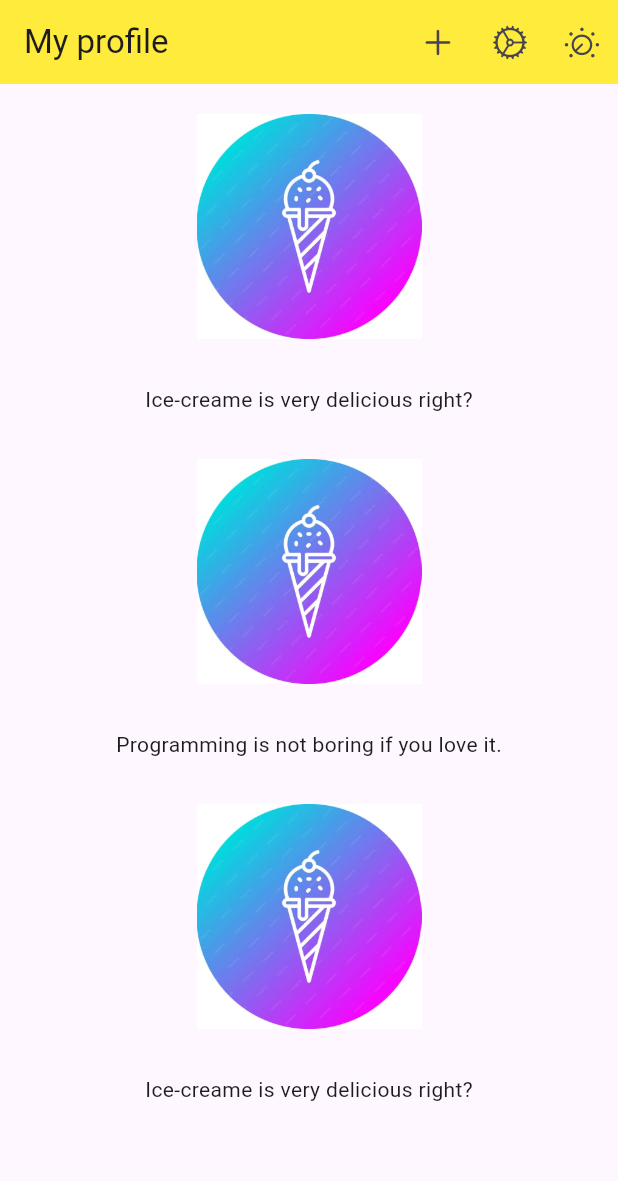
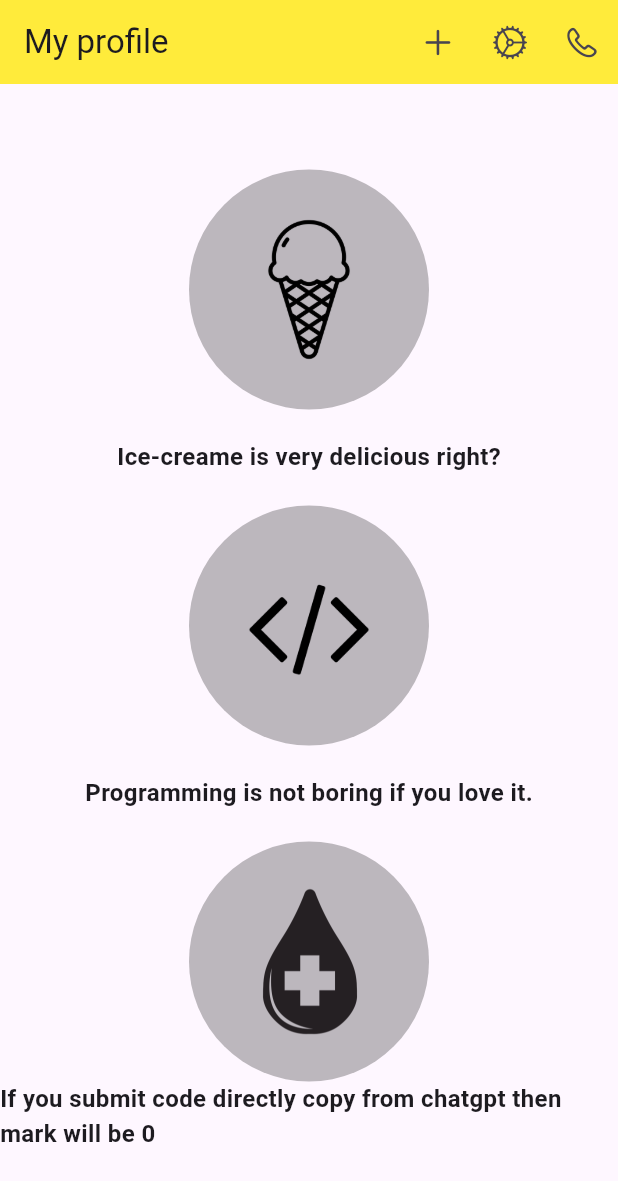
Before and after one commit to Nhrepon/Neuro-Shop-Flutter, a Flutter app: the screen it shows after launch, on a phone screen of 412 x 824 dp. Shown: the top 1181 px of the screen. Run offline on Flutter 3.47's test engine with Material 3 defaults, Android fonts, the phone set to English and light mode, and no system bars.

Commit message:
version: 1.0

```diff
--- a/lib/main.dart
+++ b/lib/main.dart
@@ -30,37 +30,41 @@ class Profile extends StatelessWidget {
         backgroundColor: Colors.yellow,
         actions: [
           IconButton(onPressed: ()=>{}, icon: Icon(CupertinoIcons.add)),
-          IconButton(onPressed: ()=>{}, icon: Icon(CupertinoIcons.settings)),
-          IconButton(onPressed: ()=>{}, icon: Icon(CupertinoIcons.dial)),
+          IconButton(onPressed: ()=>{}, icon: Icon(CupertinoIcons.settings_solid)),
+          IconButton(onPressed: ()=>{}, icon: Icon(CupertinoIcons.phone)),
         ],
       ),
       body: Center(
         child: Column(
+          mainAxisAlignment: MainAxisAlignment.center,
           children: [
-            Padding(
-              padding: EdgeInsets.symmetric(vertical: 20),
-              child: Image.asset('images/img1.jpg', width: 150,),
+            CircleAvatar(
+              backgroundColor: Colors.black26,
+              child: Image.asset('images/ice-cream.png', width: 100,),
+              radius: 80,
             ),
-            Padding(
-              padding: EdgeInsets.symmetric(vertical: 10),
-              child: Text('Ice-creame is very delicious right?'),
+            Text('Ice-creame is very delicious right?',
+              style: TextStyle(fontSize: 16,fontWeight: FontWeight.bold, height: 4)),
+
+
+
+            CircleAvatar(
+              backgroundColor: Colors.black26,
+              child: Image.asset('images/code.png', width: 100,),
+              radius: 80,
             ),
-            Padding(
-              padding: EdgeInsets.symmetric(vertical: 20),
-              child: Image.asset('images/img1.jpg', width: 150,),
+            Text('Programming is not boring if you love it.',
+                style: TextStyle(fontSize: 16,fontWeight: FontWeight.bold, height: 4)),
+
+
+
+            CircleAvatar(
+              backgroundColor: Colors.black26,
+              child: Image.asset('images/blood.png', width: 100,),
+              radius: 80,
             ),
-            Padding(
-              padding: EdgeInsets.symmetric(vertical: 10),
-              child: Text("Programming is not boring if you love it."),
-            ),
-            Padding(
-              padding: EdgeInsets.symmetric(vertical: 20),
-              child: Image.asset('images/img1.jpg', width: 150,),
-            ),
-            Padding(
-              padding: EdgeInsets.symmetric(vertical: 10),
-              child: Text('Ice-creame is very delicious right?'),
-            ),
+            Text('If you submit code directly copy from chatgpt then mark will be 0',
+                style: TextStyle(fontSize: 16,fontWeight: FontWeight.bold)),
 
 
           ],
```
Also changed, not shown: images/blood.png (added), images/code.png (added), images/ice-cream.png (added).
